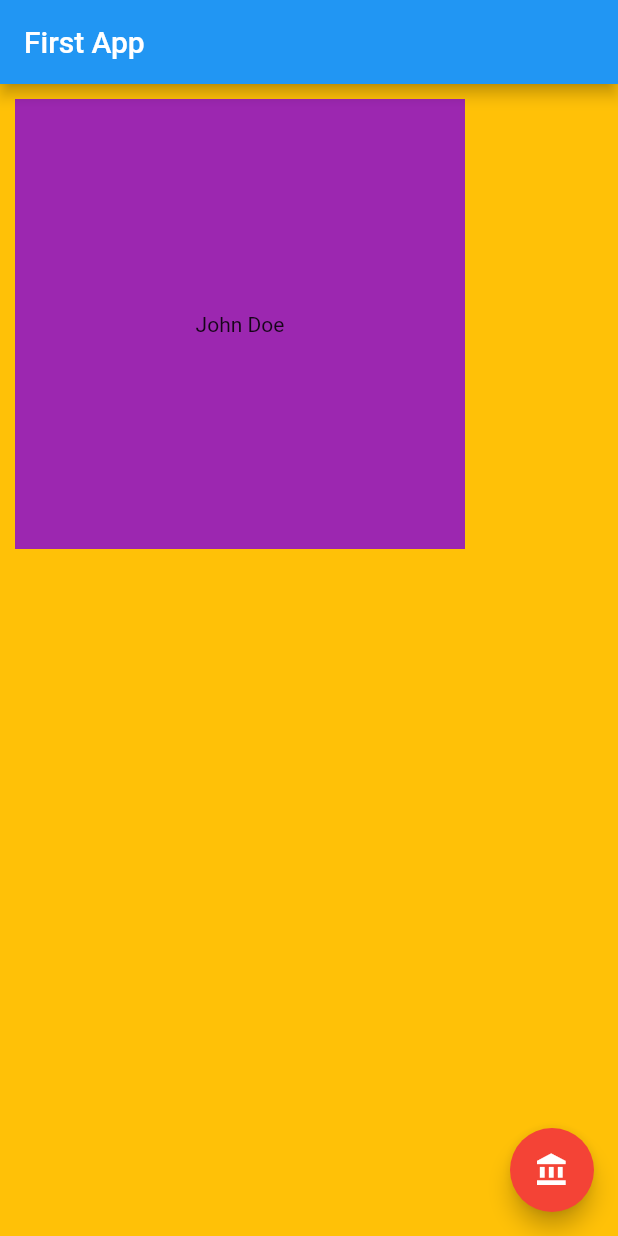
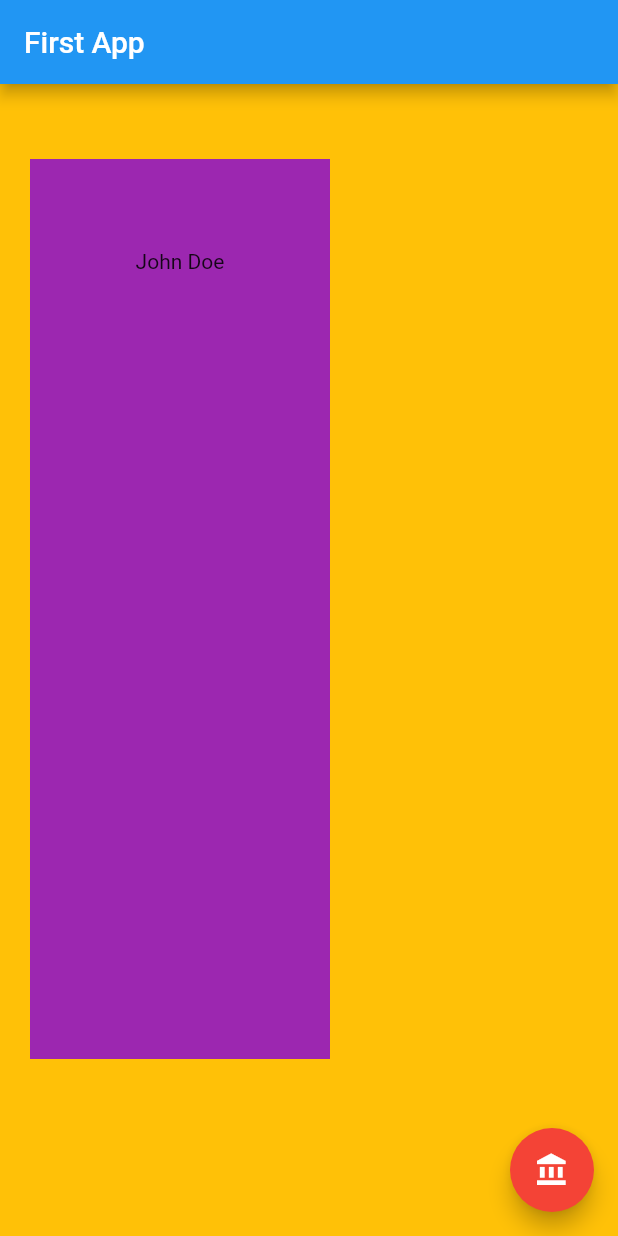
Before and after one commit to RustamovRRR/start_flutter, a Flutter app: the screen it shows after launch, on a phone screen of 412 x 824 dp. Run offline on Flutter 3.47's test engine with Material 2 defaults, Android fonts, the phone set to English and light mode, and no system bars.

Commit message:
margin and padding examples

```diff
--- a/lib/main.dart
+++ b/lib/main.dart
@@ -18,15 +18,18 @@ class MyApp extends StatelessWidget {
           title: Text("First App"),
         ),
         body: Container(
-          alignment: Alignment.center,
+          // alignment: Alignment.center,
           color: Colors.purple,
+          width: 200,
+          height: 600,
           child: Text(
             "John Doe",
             textAlign: TextAlign.center,
           ),
-          constraints: BoxConstraints(
-              minHeight: 100, minWidth: 100, maxHeight: 300, maxWidth: 300),
-          margin: EdgeInsets.all(10),
+          // constraints: BoxConstraints(
+          //     minHeight: 100, minWidth: 100, maxHeight: 300, maxWidth: 300),
+          margin: EdgeInsets.symmetric(horizontal: 20, vertical: 50),
+          padding: EdgeInsets.all(60),
         ),
         floatingActionButton: FloatingActionButton(
           onPressed: () {},
```
